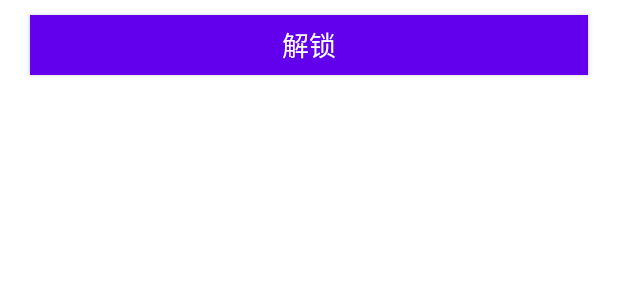
After one commit to lulululbj/Android, an Android app: the layout activity_biometric.xml on its own in the app's theme, with its tools: preview values and no code run, on a phone screen of 412 x 824 dp. The commit adds this screen. Shown: the top 300 px of the screen. Run offline under Robolectric (Android 15) with nearby library versions, the phone set to English and light mode, and no system bars.

Commit message:
生物认证测试

```diff
--- a/app/src/main/AndroidManifest.xml
+++ b/app/src/main/AndroidManifest.xml
@@ -72,6 +72,7 @@
             android:taskAffinity="luyao.android.singleTop"/>
         <activity android:name=".ui.SerializeActivity" />
         <activity android:name=".ui.AidlActivity" />
+        <activity android:name=".ui.biometric.BiometricActivity" />
 
 
     </application>
--- a/app/src/main/java/luyao/android/MainActivity.kt
+++ b/app/src/main/java/luyao/android/MainActivity.kt
@@ -9,6 +9,7 @@ import luyao.android.model.Menu
 import luyao.android.model.SerializableBean
 import luyao.android.ui.AidlActivity
 import luyao.android.ui.SerializeActivity
+import luyao.android.ui.biometric.BiometricActivity
 import luyao.android.ui.task.TaskActivity
 
 class MainActivity : AppCompatActivity() {
@@ -33,6 +34,7 @@ class MainActivity : AppCompatActivity() {
         Menu("任务栈，返回栈，启动模式", TaskActivity::class.java),
         Menu("序列化", SerializeActivity::class.java),
         Menu("AIDL", AidlActivity::class.java),
+        Menu("生物认证", BiometricActivity::class.java),
     )
 
     override fun onCreate(savedInstanceState: Bundle?) {
--- /dev/null
+++ b/app/src/main/res/layout/activity_biometric.xml
@@ -0,0 +1,11 @@
+<?xml version="1.0" encoding="utf-8"?>
+<LinearLayout xmlns:android="http://schemas.android.com/apk/res/android"
+    android:layout_width="match_parent"
+    android:layout_height="match_parent"
+    android:orientation="vertical">
+
+    <androidx.appcompat.widget.AppCompatButton
+        android:id="@+id/biometric"
+        style="@style/NormalButton"
+        android:text="解锁"/>
+</LinearLayout>
```
Also changed, not shown: app/build.gradle (+5 -3 lines), app/src/main/java/luyao/android/ui/biometric/BiometricActivity.kt (added, +85 -0 lines).
